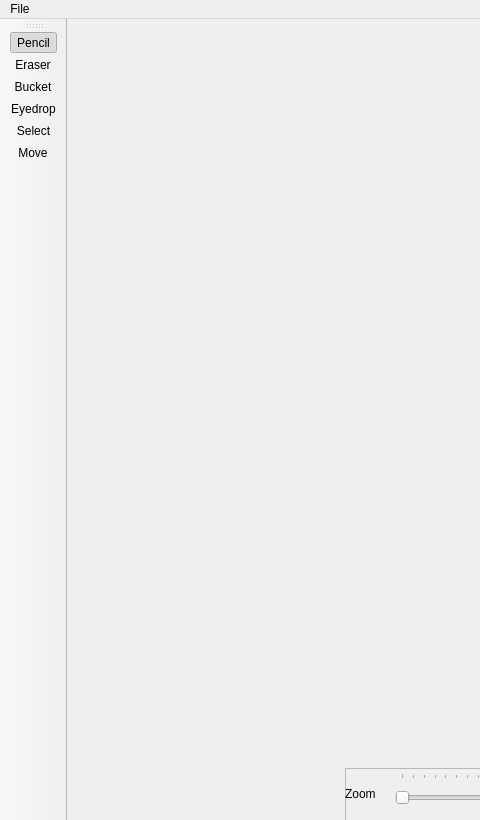
First picture: the form in view.ui, repository Kalean75/Sprite_Editor, before the edit; both pictures show x 0 to 480 and y 0 to 820 of the 1280 by 820 pixel window.
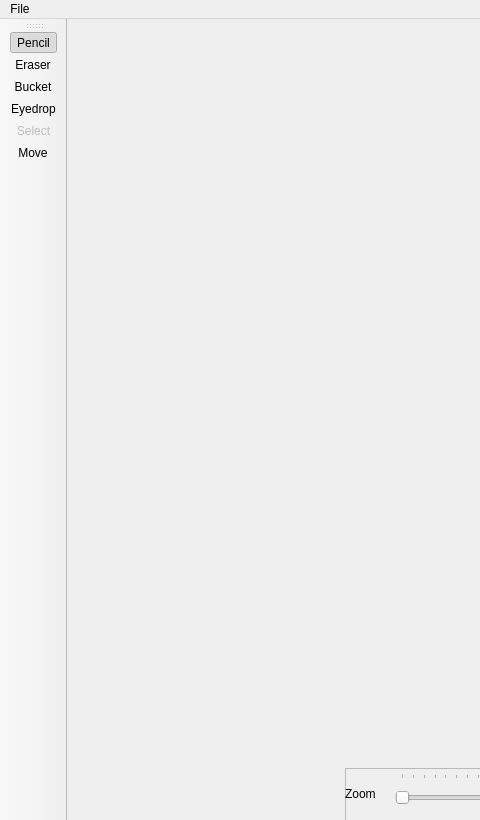
Second picture: the form after the edit. Icons and pictures are not drawn.

```diff
--- a/view.ui
+++ b/view.ui
@@ -661,6 +661,9 @@
    <property name="checkable">
     <bool>true</bool>
    </property>
+   <property name="enabled">
+    <bool>false</bool>
+   </property>
    <property name="icon">
     <iconset resource="res.qrc">
      <normaloff>:/res/selection.png</normaloff>:/res/selection.png</iconset>
```
Left out of the diff: 4 changed lines with no effect on the pictures.
